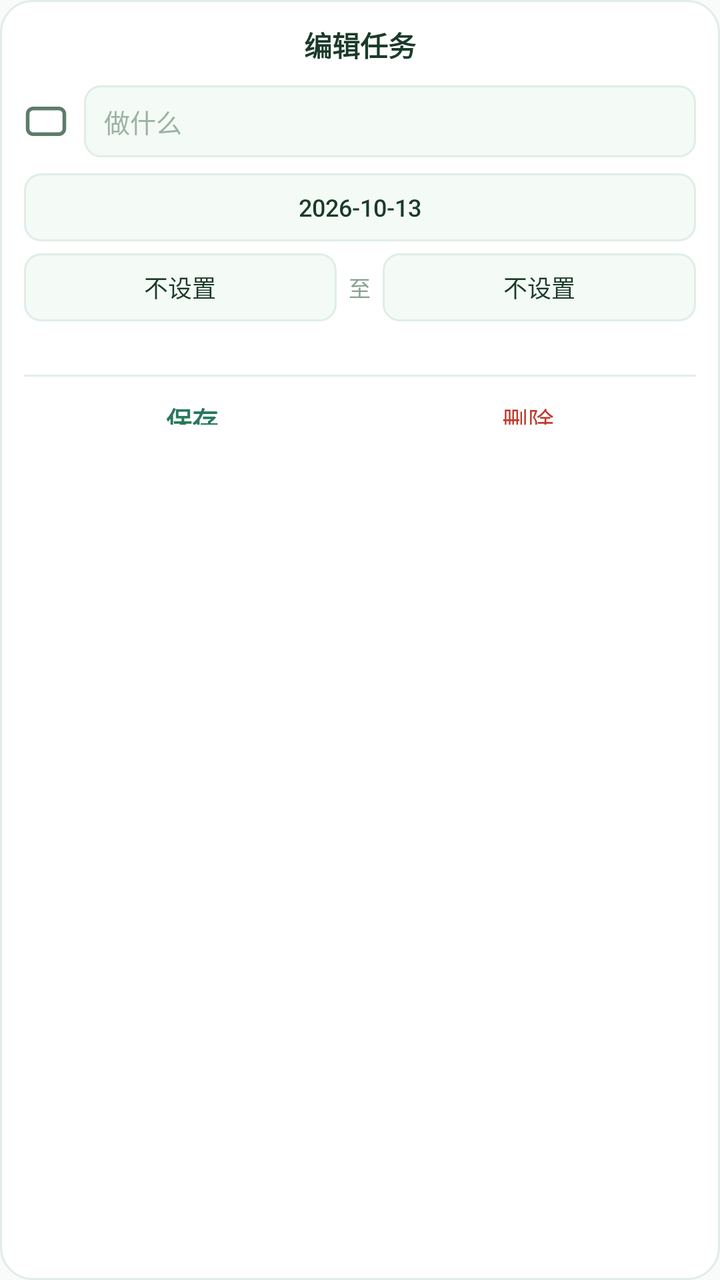
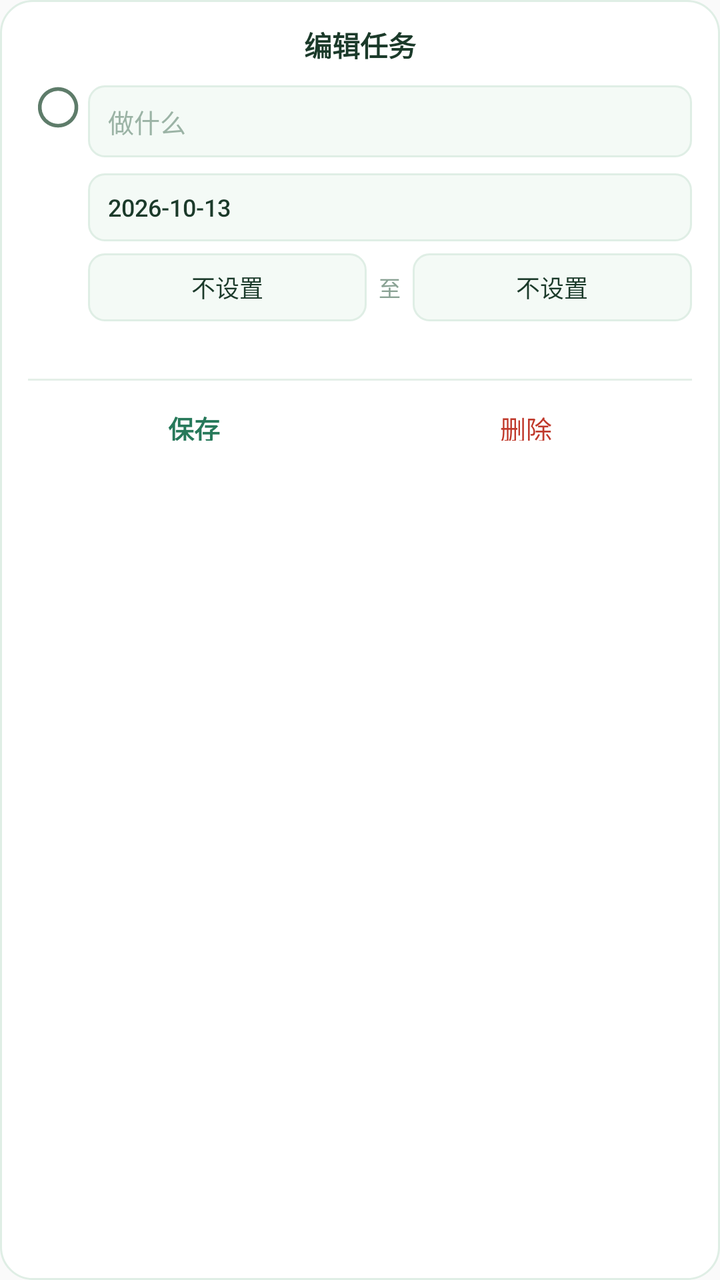

The first picture is an Android layout as it rendered before a commit; the second is the same layout after the commit. The layout source and the unified diff follow.
<!-- AndroidManifest.xml: application theme AppTheme -->
<!-- res/layout/dialog_task.xml -->
<?xml version="1.0" encoding="utf-8"?>
<LinearLayout xmlns:android="http://schemas.android.com/apk/res/android"
    android:layout_width="260dp"
    android:layout_height="wrap_content"
    android:background="@drawable/dialog_bg"
    android:orientation="vertical"
    android:padding="12dp">

    
    <TextView
        android:id="@+id/d_head"
        android:layout_width="match_parent"
        android:layout_height="wrap_content"
        android:gravity="center"
        android:text="编辑任务"
        android:textColor="#1B3A2A"
        android:textSize="14sp"
        android:textStyle="bold" />

    
    <LinearLayout
        android:layout_width="match_parent"
        android:layout_height="wrap_content"
        android:layout_marginTop="10dp"
        android:gravity="center_vertical"
        android:orientation="horizontal">

        
        <ImageView
            android:id="@+id/d_done"
            android:layout_width="22dp"
            android:layout_height="22dp"
            android:layout_marginRight="8dp"
            android:contentDescription="标记完成"
            android:src="@drawable/ic_check_off" />

        <EditText
            android:id="@+id/d_title"
            android:layout_width="0dp"
            android:layout_height="36dp"
            android:layout_weight="1"
            android:background="@drawable/dialog_field"
            android:gravity="center_vertical"
            android:hint="做什么"
            android:inputType="text"
            android:paddingLeft="10dp"
            android:paddingRight="10dp"
            android:textColor="#1B3A2A"
            android:textColorHint="#9BB3A5"
            android:textSize="13sp" />
    </LinearLayout>

    
    <Button
        android:id="@+id/d_date"
        style="?android:attr/borderlessButtonStyle"
        android:layout_width="match_parent"
        android:layout_height="34dp"
        android:layout_marginTop="8dp"
        android:background="@drawable/dialog_field"
        android:minHeight="0dp"
        android:minWidth="0dp"
        android:paddingLeft="10dp"
        android:paddingRight="10dp"
        android:text="2026-10-13"
        android:textColor="#1B3A2A"
        android:textSize="12sp" />

    
    <LinearLayout
        android:layout_width="match_parent"
        android:layout_height="34dp"
        android:layout_marginTop="6dp"
        android:orientation="horizontal">

        <Button
            android:id="@+id/d_start"
            style="?android:attr/borderlessButtonStyle"
            android:layout_width="0dp"
            android:layout_height="match_parent"
            android:layout_weight="1"
            android:background="@drawable/dialog_field"
            android:minHeight="0dp"
            android:minWidth="0dp"
            android:paddingLeft="8dp"
            android:paddingRight="8dp"
            android:text="不设置"
            android:textColor="#1B3A2A"
            android:textSize="12sp" />

        <TextView
            android:layout_width="wrap_content"
            android:layout_height="match_parent"
            android:layout_marginLeft="6dp"
            android:layout_marginRight="6dp"
            android:gravity="center"
            android:text="至"
            android:textColor="#8AA294"
            android:textSize="11sp" />

        <Button
            android:id="@+id/d_end"
            style="?android:attr/borderlessButtonStyle"
            android:layout_width="0dp"
            android:layout_height="match_parent"
            android:layout_weight="1"
            android:background="@drawable/dialog_field"
            android:minHeight="0dp"
            android:minWidth="0dp"
            android:paddingLeft="8dp"
            android:paddingRight="8dp"
            android:text="不设置"
            android:textColor="#1B3A2A"
            android:textSize="12sp" />
    </LinearLayout>

    <TextView
        android:id="@+id/d_durhint"
        android:layout_width="match_parent"
        android:layout_height="wrap_content"
        android:layout_marginTop="5dp"
        android:textColor="#8AA294"
        android:textSize="10sp" />

    <TextView
        android:layout_width="match_parent"
        android:layout_height="1dp"
        android:layout_marginTop="8dp"
        android:layout_marginBottom="2dp"
        android:background="#E4EFE8"
        android:text="" />

    
    <LinearLayout
        android:layout_width="match_parent"
        android:layout_height="wrap_content"
        android:orientation="horizontal">

        <Button
            android:id="@+id/d_save"
            style="?android:attr/borderlessButtonStyle"
            android:layout_width="0dp"
            android:layout_height="32dp"
            android:layout_weight="1"
            android:includeFontPadding="false"
            android:minHeight="0dp"
            android:minWidth="0dp"
            android:text="保存"
            android:textColor="#27795A"
            android:textSize="13sp"
            android:textStyle="bold" />

        <Button
            android:id="@+id/d_delete"
            style="?android:attr/borderlessButtonStyle"
            android:layout_width="0dp"
            android:layout_height="32dp"
            android:layout_weight="1"
            android:includeFontPadding="false"
            android:minHeight="0dp"
            android:minWidth="0dp"
            android:text="删除"
            android:textColor="#C0392B"
            android:textSize="13sp" />
    </LinearLayout>
</LinearLayout>
<!-- resources referenced by this layout -->
<resources>
  <!-- drawable dialog_bg (drawable) -->
  <?xml version="1.0" encoding="utf-8"?>
  <shape xmlns:android="http://schemas.android.com/apk/res/android"
      android:shape="rectangle">
      <solid android:color="#FFFFFF" />
      <corners android:radius="16dp" />
      <stroke android:width="1dp" android:color="#DFEEE5" />
  </shape>
  <!-- drawable dialog_field (drawable) -->
  <?xml version="1.0" encoding="utf-8"?>
  <shape xmlns:android="http://schemas.android.com/apk/res/android"
      android:shape="rectangle">
      <solid android:color="@color/dialogField" />
      <corners android:radius="8dp" />
      <stroke
          android:width="1dp"
          android:color="#DFEEE5" />
  </shape>
  <!-- drawable ic_check_off (drawable) -->
  <vector xmlns:android="http://schemas.android.com/apk/res/android"
      android:width="22dp"
      android:height="22dp"
      android:viewportWidth="24"
      android:viewportHeight="24">
      
      <path
          android:fillColor="#00000000"
          android:strokeColor="#5E7C6A"
          android:strokeWidth="2"
          android:strokeLineJoin="round"
          android:pathData="M5,5 h14 a3,3 0 0 1 3,3 v8 a3,3 0 0 1 -3,3 h-14 a3,3 0 0 1 -3,-3 v-8 a3,3 0 0 1 3,-3 z" />
  </vector>
  <style name="AppTheme" parent="Theme.AppCompat.Light.DarkActionBar">
          
          <item name="colorPrimary">@color/colorPrimary</item>
          <item name="colorPrimaryDark">@color/colorPrimaryDark</item>
          <item name="colorAccent">@color/colorAccent</item>
      </style>
  <color name="dialogField">#F4FAF6</color>
</resources>

<!-- the commit's change to res/layout/dialog_task.xml (unified diff, before → after) -->
@@ -1,10 +1,13 @@
 <?xml version="1.0" encoding="utf-8"?>
 <LinearLayout xmlns:android="http://schemas.android.com/apk/res/android"
-    android:layout_width="260dp"
+    android:layout_width="272dp"
     android:layout_height="wrap_content"
     android:background="@drawable/dialog_bg"
     android:orientation="vertical"
-    android:padding="12dp">
+    android:paddingLeft="14dp"
+    android:paddingTop="12dp"
+    android:paddingRight="14dp"
+    android:paddingBottom="12dp">
 
     
     <TextView
@@ -22,127 +25,145 @@
         android:layout_width="match_parent"
         android:layout_height="wrap_content"
         android:layout_marginTop="10dp"
-        android:gravity="center_vertical"
         android:orientation="horizontal">
 
         
-        <ImageView
-            android:id="@+id/d_done"
-            android:layout_width="22dp"
-            android:layout_height="22dp"
-            android:layout_marginRight="8dp"
-            android:contentDescription="标记完成"
-            android:src="@drawable/ic_check_off" />
+        <LinearLayout
+            android:layout_width="30dp"
+            android:layout_height="match_parent"
+            android:gravity="center_horizontal"
+            android:orientation="vertical">
 
-        <EditText
-            android:id="@+id/d_title"
+            
+            <ImageView
+                android:id="@+id/d_done"
+                android:layout_width="22dp"
+                android:layout_height="22dp"
+                android:contentDescription="标记完成"
+                android:src="@drawable/ic_check_off" />
+        </LinearLayout>
+
+        
+        <LinearLayout
             android:layout_width="0dp"
-            android:layout_height="36dp"
+            android:layout_height="wrap_content"
             android:layout_weight="1"
-            android:background="@drawable/dialog_field"
-            android:gravity="center_vertical"
-            android:hint="做什么"
-            android:inputType="text"
-            android:paddingLeft="10dp"
-            android:paddingRight="10dp"
-            android:textColor="#1B3A2A"
-            android:textColorHint="#9BB3A5"
-            android:textSize="13sp" />
+            android:orientation="vertical">
+
+            
+            <EditText
+                android:id="@+id/d_title"
+                android:layout_width="match_parent"
+                android:layout_height="36dp"
+                android:background="@drawable/dialog_field"
+                android:gravity="center_vertical"
+                android:hint="做什么"
+                android:inputType="text"
+                android:paddingLeft="10dp"
+                android:paddingRight="10dp"
+                android:textColor="#1B3A2A"
+                android:textColorHint="#9BB3A5"
+                android:textSize="13sp" />
+
+            
+            <Button
+                android:id="@+id/d_date"
+                style="?android:attr/borderlessButtonStyle"
+                android:layout_width="match_parent"
+                android:layout_height="34dp"
+                android:layout_marginTop="8dp"
+                android:background="@drawable/dialog_field"
+                android:gravity="center_vertical"
+                android:minHeight="0dp"
+                android:minWidth="0dp"
+                android:paddingLeft="10dp"
+                android:paddingRight="10dp"
+                android:text="2026-10-13"
+                android:textColor="#1B3A2A"
+                android:textSize="12sp" />
+
+            
+            <LinearLayout
+                android:layout_width="match_parent"
+                android:layout_height="34dp"
+                android:layout_marginTop="6dp"
+                android:orientation="horizontal">
+
+                <Button
+                    android:id="@+id/d_start"
+                    style="?android:attr/borderlessButtonStyle"
+                    android:layout_width="0dp"
+                    android:layout_height="match_parent"
+                    android:layout_weight="1"
+                    android:background="@drawable/dialog_field"
+                    android:gravity="center"
+                    android:minHeight="0dp"
+                    android:minWidth="0dp"
+                    android:paddingLeft="6dp"
+                    android:paddingRight="6dp"
+                    android:text="不设置"
+                    android:textColor="#1B3A2A"
+                    android:textSize="12sp" />
+
+                <TextView
+                    android:layout_width="wrap_content"
+                    android:layout_height="match_parent"
+                    android:layout_marginLeft="6dp"
+                    android:layout_marginRight="6dp"
+                    android:gravity="center"
+                    android:text="至"
+                    android:textColor="#8AA294"
+                    android:textSize="11sp" />
+
+                <Button
+                    android:id="@+id/d_end"
+                    style="?android:attr/borderlessButtonStyle"
+                    android:layout_width="0dp"
+                    android:layout_height="match_parent"
+                    android:layout_weight="1"
+                    android:background="@drawable/dialog_field"
+                    android:gravity="center"
+                    android:minHeight="0dp"
+                    android:minWidth="0dp"
+                    android:paddingLeft="6dp"
+                    android:paddingRight="6dp"
+                    android:text="不设置"
+                    android:textColor="#1B3A2A"
+                    android:textSize="12sp" />
+            </LinearLayout>
+
+            
+            <TextView
+                android:id="@+id/d_durhint"
+                android:layout_width="match_parent"
+                android:layout_height="wrap_content"
+                android:layout_marginTop="5dp"
+                android:textColor="#8AA294"
+                android:textSize="10sp" />
+        </LinearLayout>
     </LinearLayout>
-
-    
-    <Button
-        android:id="@+id/d_date"
-        style="?android:attr/borderlessButtonStyle"
-        android:layout_width="match_parent"
-        android:layout_height="34dp"
-        android:layout_marginTop="8dp"
-        android:background="@drawable/dialog_field"
-        android:minHeight="0dp"
-        android:minWidth="0dp"
-        android:paddingLeft="10dp"
-        android:paddingRight="10dp"
-        android:text="2026-10-13"
-        android:textColor="#1B3A2A"
-        android:textSize="12sp" />
-
-    
-    <LinearLayout
-        android:layout_width="match_parent"
-        android:layout_height="34dp"
-        android:layout_marginTop="6dp"
-        android:orientation="horizontal">
-
-        <Button
-            android:id="@+id/d_start"
-            style="?android:attr/borderlessButtonStyle"
-            android:layout_width="0dp"
-            android:layout_height="match_parent"
-            android:layout_weight="1"
-            android:background="@drawable/dialog_field"
-            android:minHeight="0dp"
-            android:minWidth="0dp"
-            android:paddingLeft="8dp"
-            android:paddingRight="8dp"
-            android:text="不设置"
-            android:textColor="#1B3A2A"
-            android:textSize="12sp" />
-
-        <TextView
-            android:layout_width="wrap_content"
-            android:layout_height="match_parent"
-            android:layout_marginLeft="6dp"
-            android:layout_marginRight="6dp"
-            android:gravity="center"
-            android:text="至"
-            android:textColor="#8AA294"
-            android:textSize="11sp" />
-
-        <Button
-            android:id="@+id/d_end"
-            style="?android:attr/borderlessButtonStyle"
-            android:layout_width="0dp"
-            android:layout_height="match_parent"
-            android:layout_weight="1"
-            android:background="@drawable/dialog_field"
-            android:minHeight="0dp"
-            android:minWidth="0dp"
-            android:paddingLeft="8dp"
-            android:paddingRight="8dp"
-            android:text="不设置"
-            android:textColor="#1B3A2A"
-            android:textSize="12sp" />
-    </LinearLayout>
-
-    <TextView
-        android:id="@+id/d_durhint"
-        android:layout_width="match_parent"
-        android:layout_height="wrap_content"
-        android:layout_marginTop="5dp"
-        android:textColor="#8AA294"
-        android:textSize="10sp" />
 
     <TextView
         android:layout_width="match_parent"
         android:layout_height="1dp"
-        android:layout_marginTop="8dp"
-        android:layout_marginBottom="2dp"
+        android:layout_marginTop="10dp"
         android:background="#E4EFE8"
         android:text="" />
 
     
     <LinearLayout
         android:layout_width="match_parent"
-        android:layout_height="wrap_content"
+        android:layout_height="36dp"
+        android:layout_marginTop="4dp"
+        android:layout_marginBottom="4dp"
         android:orientation="horizontal">
 
         <Button
             android:id="@+id/d_save"
             style="?android:attr/borderlessButtonStyle"
             android:layout_width="0dp"
-            android:layout_height="32dp"
+            android:layout_height="match_parent"
             android:layout_weight="1"
-            android:includeFontPadding="false"
             android:minHeight="0dp"
             android:minWidth="0dp"
             android:text="保存"
@@ -154,9 +175,8 @@
             android:id="@+id/d_delete"
             style="?android:attr/borderlessButtonStyle"
             android:layout_width="0dp"
-            android:layout_height="32dp"
+            android:layout_height="match_parent"
             android:layout_weight="1"
-            android:includeFontPadding="false"
             android:minHeight="0dp"
             android:minWidth="0dp"
             android:text="删除"
<!-- resource entries referenced after the edit -->
@@ -29,8 +29,7 @@
           android:fillColor="#00000000"
           android:strokeColor="#5E7C6A"
           android:strokeWidth="2"
-          android:strokeLineJoin="round"
-          android:pathData="M5,5 h14 a3,3 0 0 1 3,3 v8 a3,3 0 0 1 -3,3 h-14 a3,3 0 0 1 -3,-3 v-8 a3,3 0 0 1 3,-3 z" />
+          android:pathData="M12,2 a10,10 0 1 0 0.1,0 z" />
   </vector>
   <style name="AppTheme" parent="Theme.AppCompat.Light.DarkActionBar">
           
